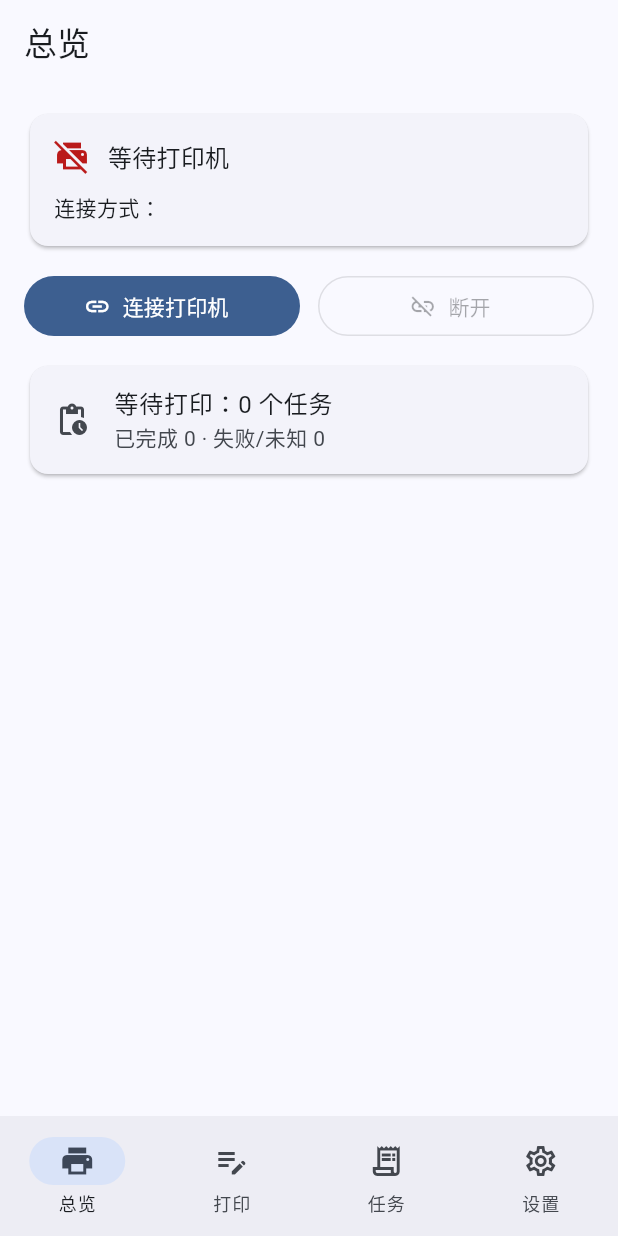
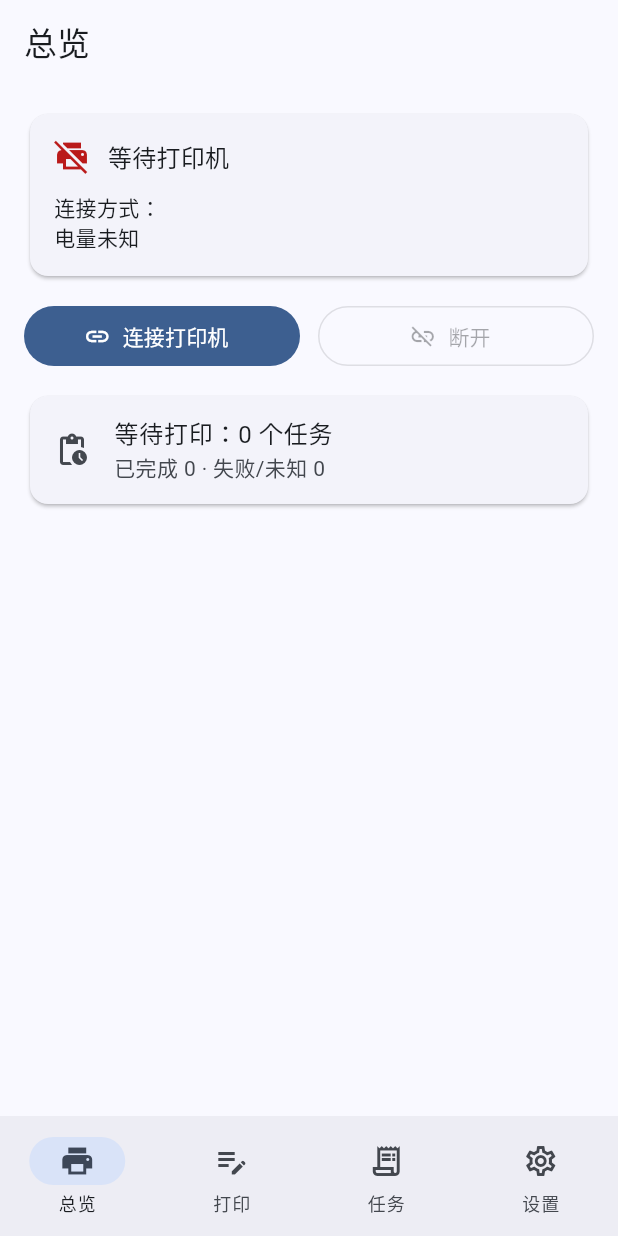
Before and after one commit to Orangray-MDJX/paperang-p1-connect, a Flutter app: the screen it shows after launch, on a phone screen of 412 x 824 dp. Run offline on Flutter 3.47's test engine with Material 3 defaults, Android fonts, the phone set to English and light mode, and no system bars; our stand-ins replace shelf, sqflite; accounts and stored records are empty; statements that could not run were skipped.

Commit message:
fix: round battery readings so they never render as unknown
The service reports battery as a 0.1%-step float (48.7), which the WinUI
manager parsed with int.TryParse and therefore always failed into the
unknown fallback; the CLI printed None% when disconnected. Parse as
double everywhere, display a rounded percentage, keep an explicit
unknown only for genuinely missing readings, and mark low battery
(<20%) in the manager window, tray, web console and android app.

```diff
--- a/flutter/lib/services/app_controller.dart
+++ b/flutter/lib/services/app_controller.dart
@@ -119,9 +119,10 @@ class AppController extends ChangeNotifier {
 
   String get batteryLabel {
     final b = status['battery'];
-    if (b == null) return '';
-    final text = b is double ? b.toStringAsFixed(0) : '$b';
-    return '电量 $text%';
+    if (b == null) return '电量未知';
+    final v = b is num ? b.toDouble() : 0;
+    final suffix = v > 0 && v < 20 ? '（低）' : '';
+    return '电量 ${v.toStringAsFixed(0)}%$suffix';
   }
 
   Transport? _createTransport(String name) {
```
Also changed, not shown: flutter/lib/ui/dashboard_page.dart (+52 -2 lines), 4 other files.
